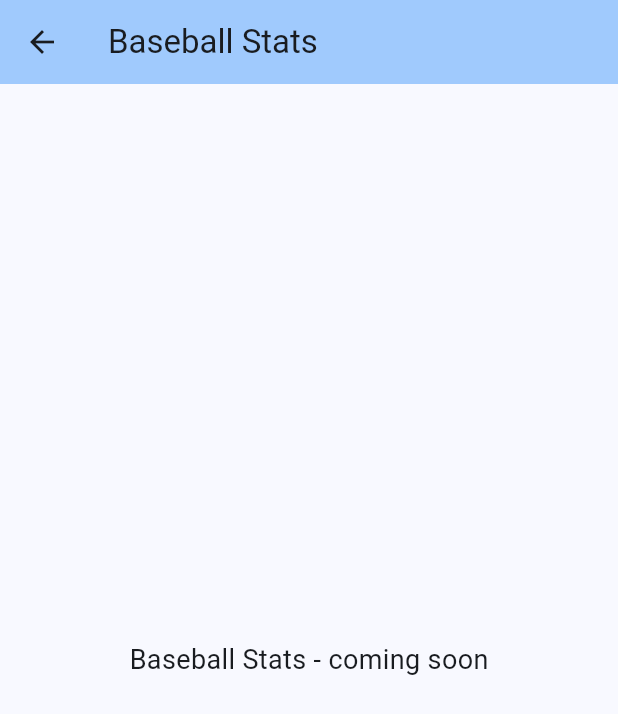
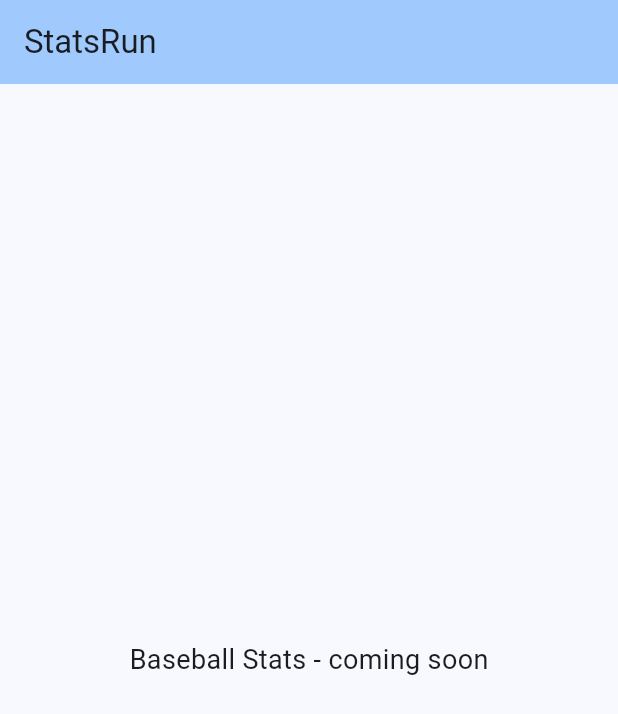
Before and after one commit to shafeeqah-09/baseball_stats_app, a Flutter app: the HomeScreen screen opened directly, on a phone screen of 412 x 824 dp. Shown: the top 714 px of the screen. Run offline on Flutter 3.47's test engine with Material 3 defaults, Android fonts, the light colour scheme and no system bars.

Commit message:
fix: errors and compile issues fix before committing, prevent working on broken code

```diff
--- a/lib/main.dart
+++ b/lib/main.dart
@@ -32,7 +32,7 @@ class BaseballStatsApp extends StatelessWidget {
         colorScheme: ColorScheme.fromSeed(seedColor: Colors.blue),
         useMaterial3: true,
       ),
-      home: const MyHomePage(title: 'StatRuns'),
+      home: const HomeScreen(),
     );
   }
 }
--- a/lib/models/player.dart
+++ b/lib/models/player.dart
@@ -6,9 +6,9 @@ class Player{
 
   const Player({
     required this.id,
-    required this.name;
-    required this.position;
-    required this.battingAverage
+    required this.name,
+    required this.position,
+    required this.battingAverage,
 });
 //   const - compile time constant never changes
 //   final - runtime constant set once
--- a/lib/screens/home_screen.dart
+++ b/lib/screens/home_screen.dart
@@ -7,7 +7,7 @@ class HomeScreen extends StatelessWidget{
   Widget build(BuildContext context){
     return Scaffold(
       appBar: AppBar(
-        title: const Text('Baseball Stats'),
+        title: const Text('StatsRun'),
         backgroundColor: Theme.of(context).colorScheme.inversePrimary,
       ),
       body: const Center(
```
Also changed, not shown: 1 other file.
